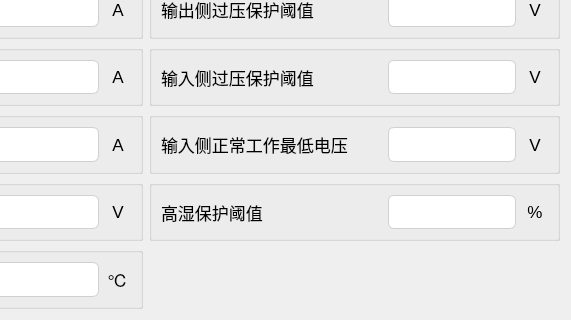
First picture: the form in tformconfig1.ui, repository Curtain-Wang/ModbusApp, before the edit; both pictures show x 283 to 854 and y 304 to 624 of the 854 by 624 pixel window.
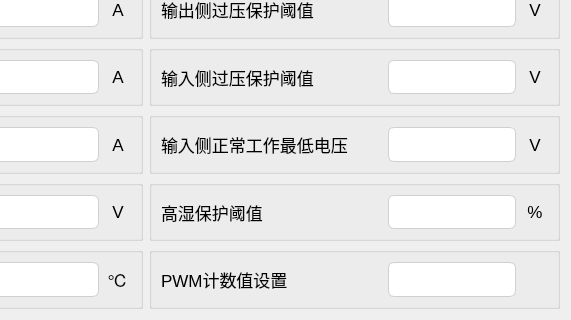
Second picture: the form after the edit. Icons and pictures are not drawn. Custom widgets are drawn as their Qt base class.

The edit to the form file:
```diff
--- a/tformconfig1.ui
+++ b/tformconfig1.ui
@@ -1601,6 +1601,101 @@
      </layout>
     </widget>
    </item>
+   <item row="10" column="1">
+    <widget class="QGroupBox" name="groupBox_28">
+     <property name="title">
+      <string/>
+     </property>
+     <layout class="QHBoxLayout" name="horizontalLayout_37" stretch="7,5,1">
+      <item>
+       <widget class="QLabel" name="label_70">
+        <property name="minimumSize">
+         <size>
+          <width>221</width>
+          <height>31</height>
+         </size>
+        </property>
+        <property name="font">
+         <font>
+          <pointsize>13</pointsize>
+         </font>
+        </property>
+        <property name="text">
+         <string>PWM计数值设置</string>
+        </property>
+        <property name="alignment">
+         <set>Qt::AlignLeading|Qt::AlignLeft|Qt::AlignVCenter</set>
+        </property>
+       </widget>
+      </item>
+      <item>
+       <widget class="MyLineEdit" name="h17">
+        <property name="minimumSize">
+         <size>
+          <width>0</width>
+          <height>31</height>
+         </size>
+        </property>
+        <property name="styleSheet">
+         <string notr="true">QLineEdit {
+    /* 苹果风格的数据展示LineEdit */
+    border: 1px solid #D0D0D0;                  /* 浅灰色边框，模仿macOS的细边框 */
+    border-radius: 6px;                         /* 圆角，符合macOS设计 */
+    padding: 8px 12px;                         /* 内边距，提供舒适的阅读空间 */
+    background-color: #FFFFFF;                 /* 白色背景 */
+    color: #333333;                            /* 深灰色文字，提高可读性 */
+    font-family: &quot;SF Pro Text&quot;, &quot;Helvetica Neue&quot;, &quot;Lucida Grande&quot;, sans-serif; /* macOS系统字体栈 */
+    font-size: 14px;                           /* 默认字体大小 */
+    selection-background-color: #007AFF;       /* 选中文本高亮色 (macOS蓝色) */
+    selection-color: #FFFFFF;                  /* 选中文本颜色 (白色) */
+
+    /* 只读状态下的特殊样式 */
+    /* 注意：Qt中通常使用 setReadOnly(true) 来实现只读，但QSS可以定义其外观 */
+}
+
+/* 当LineEdit获得焦点时 (对于数据展示框，如果不需要焦点效果，可以省略或弱化) */
+QLineEdit:focus {
+    border: 1px solid #007AFF;                 /* 获得焦点时边框变为蓝色 */
+    /* 如果作为纯展示框，也可以移除焦点边框变化 */
+    /* border: 1px solid #D0D0D0; */
+}
+
+/* 禁用状态下的样式 (如果用于展示不可变数据) */
+QLineEdit:disabled {
+    background-color: #F5F5F7;                 /* macOS禁用元素背景色 */
+    color: #A0A0A0;                            /* 禁用文字颜色 */
+    border: 1px solid #E0E0E0;                 /* 禁用边框颜色 */
+}</string>
+        </property>
+        <property name="readOnly">
+         <bool>true</bool>
+        </property>
+       </widget>
+      </item>
+      <item>
+       <widget class="QLabel" name="label_71">
+        <property name="minimumSize">
+         <size>
+          <width>0</width>
+          <height>31</height>
+         </size>
+        </property>
+        <property name="font">
+         <font>
+          <pointsize>13</pointsize>
+         </font>
+        </property>
+        <property name="text">
+         <string> </string>
+        </property>
+        <property name="alignment">
+         <set>Qt::AlignCenter</set>
+        </property>
+       </widget>
+      </item>
+     </layout>
+    </widget>
+   </item>
   </layout>
  </widget>
  <customwidgets>
```
